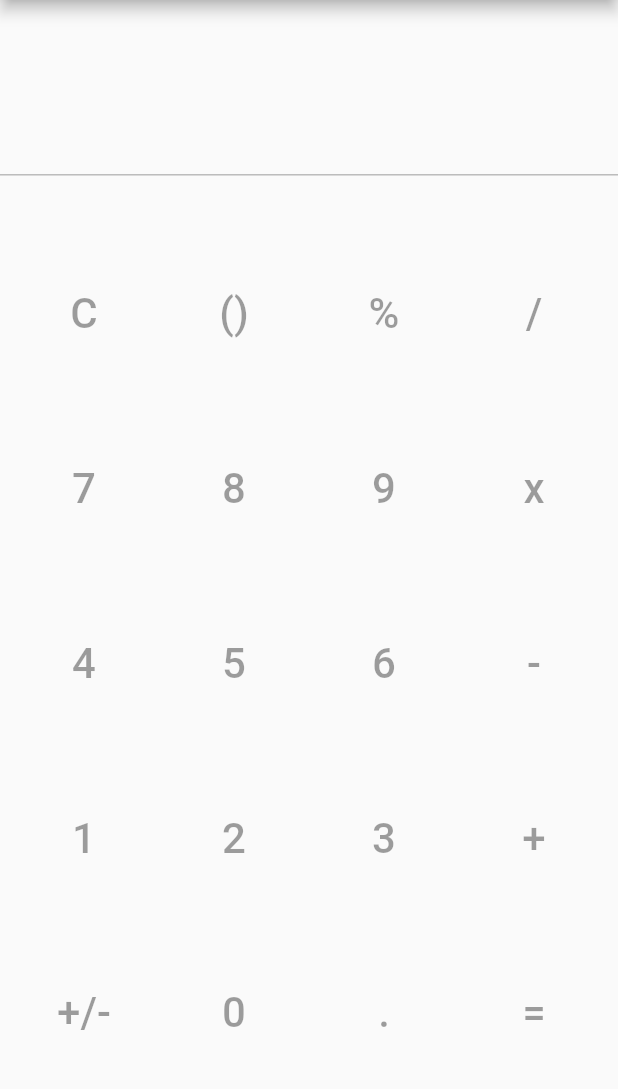
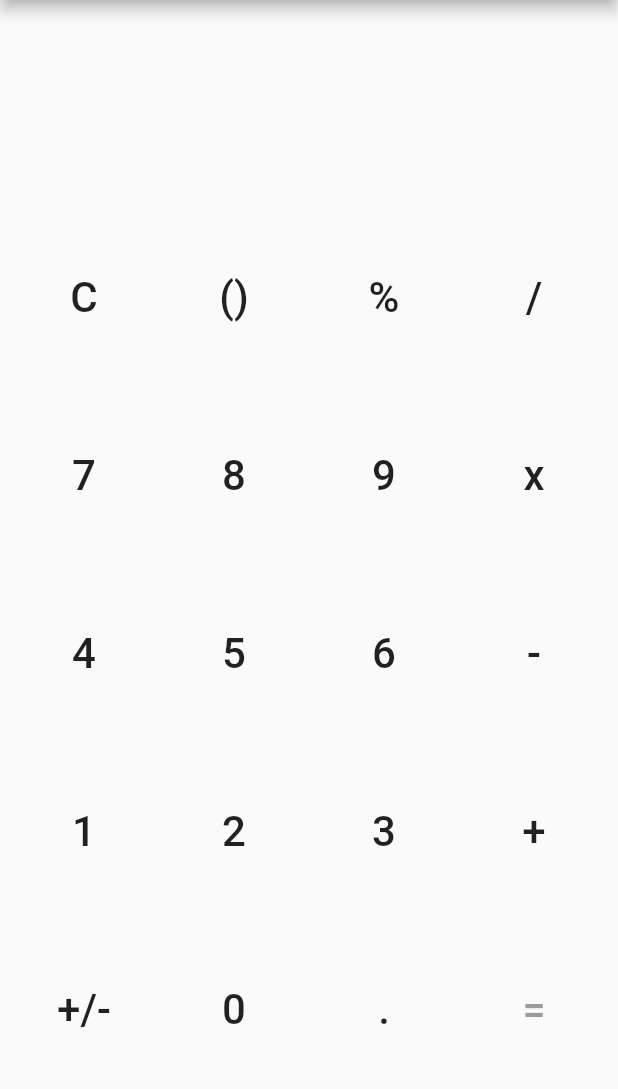
Before and after one commit to atharvafj/Flutter-Mini-Proj-2, a Flutter app: the screen it shows after launch, on a phone screen of 412 x 824 dp, the part 84-1173 px from its top. Run offline on Flutter 3.47's test engine with Material 2 defaults, Android fonts, the phone set to English and light mode, and no system bars.

Commit message:
Displaying text without adding functionality

```diff
--- a/lib/main.dart
+++ b/lib/main.dart
@@ -8,11 +8,32 @@ class MyApp extends StatelessWidget {
     return MaterialApp(
       title: 'Calculator App',
       home: MyHomePage(),
+      theme: new ThemeData.light(),
     );
   }
 }
 
-class MyHomePage extends StatelessWidget {
+class MyHomePage extends StatefulWidget {
+  @override
+  _MyHomePageState createState() => _MyHomePageState();
+}
+
+class _MyHomePageState extends State<MyHomePage> {
+  String show="";
+  int counter=1;
+  newDigit(String str){
+    setState(() {
+      if (str=="()"){
+        if (counter%2!=0){str="(";}
+        else str=")";
+        counter+=1;
+        }
+        if(str=="C"){show="";}
+        else {show=show+str;}
+
+    });
+  }
+
   @override
   Widget build(BuildContext context) {
     return Scaffold(
@@ -25,50 +46,50 @@ class MyHomePage extends StatelessWidget {
         children: <Widget>[//text will be displayed. Each row will have 4 flatbuttons.
           Container(
             width: double.infinity,
-            child: TextField(enabled: false,),
+            child: Text(show,style: TextStyle(fontSize: 28),)
           ),
           Row(//row number 1
           mainAxisAlignment: MainAxisAlignment.spaceEvenly,
             children: <Widget>[
-              FlatButton(onPressed: null, child:Text("C",style: TextStyle(fontSize: 28),)),
-              FlatButton(onPressed: null, child:Text("()",style: TextStyle(fontSize: 28),)),
-              FlatButton(onPressed: null, child:Text("%",style: TextStyle(fontSize: 28),)),
-              FlatButton(onPressed: null, child:Text("/",style: TextStyle(fontSize: 28),)),
+              FlatButton(onPressed: (){newDigit("C");}, child:Text("C",style: TextStyle(fontSize: 28),)),
+              FlatButton(onPressed: (){newDigit("()");}, child:Text("()",style:TextStyle(fontSize: 28),)),
+              FlatButton(onPressed: (){newDigit("%");}, child:Text("%",style: TextStyle(fontSize: 28),)),
+              FlatButton(onPressed: (){newDigit("/");}, child:Text("/",style: TextStyle(fontSize: 28),)),
             ],
           ),
           Row(//row number 2
           mainAxisAlignment: MainAxisAlignment.spaceEvenly,
             children: <Widget>[
-              FlatButton(onPressed: null, child:Text("7",style: TextStyle(fontSize: 28),)),
-              FlatButton(onPressed: null, child:Text("8",style: TextStyle(fontSize: 28),)),
-              FlatButton(onPressed: null, child:Text("9",style: TextStyle(fontSize: 28),)),
-              FlatButton(onPressed: null, child:Text("x",style: TextStyle(fontSize: 28),)),
+              FlatButton(onPressed: (){newDigit("7");}, child:Text("7",style: TextStyle(fontSize: 28),)),
+              FlatButton(onPressed: (){newDigit("8");}, child:Text("8",style: TextStyle(fontSize: 28),)),
+              FlatButton(onPressed: (){newDigit("9");}, child:Text("9",style: TextStyle(fontSize: 28),)),
+              FlatButton(onPressed: (){newDigit("x");}, child:Text("x",style: TextStyle(fontSize: 28),)),
             ],
           ),
           Row(//row number 3
           mainAxisAlignment: MainAxisAlignment.spaceEvenly,
             children: <Widget>[
-              FlatButton(onPressed: null, child:Text("4",style: TextStyle(fontSize: 28),)),
-              FlatButton(onPressed: null, child:Text("5",style: TextStyle(fontSize: 28),)),
-              FlatButton(onPressed: null, child:Text("6",style: TextStyle(fontSize: 28),)),
-              FlatButton(onPressed: null, child:Text("-",style: TextStyle(fontSize: 28),)),
+              FlatButton(onPressed: (){newDigit("4");}, child:Text("4",style: TextStyle(fontSize: 28),)),
+              FlatButton(onPressed: (){newDigit("5");}, child:Text("5",style: TextStyle(fontSize: 28),)),
+              FlatButton(onPressed: (){newDigit("6");}, child:Text("6",style: TextStyle(fontSize: 28),)),
+              FlatButton(onPressed: (){newDigit("-");}, child:Text("-",style: TextStyle(fontSize: 28),)),
             ],
           ),
           Row(//row number 4
           mainAxisAlignment: MainAxisAlignment.spaceEvenly,
             children: <Widget>[
-              FlatButton(onPressed: null, child:Text("1",style: TextStyle(fontSize: 28),)),
-              FlatButton(onPressed: null, child:Text("2",style: TextStyle(fontSize: 28),)),
-              FlatButton(onPressed: null, child:Text("3",style: TextStyle(fontSize: 28),)),
-              FlatButton(onPressed: null, child:Text("+",style: TextStyle(fontSize: 28),)),
+              FlatButton(onPressed: (){newDigit("1");}, child:Text("1",style: TextStyle(fontSize: 28),)),
+              FlatButton(onPressed: (){newDigit("2");}, child:Text("2",style: TextStyle(fontSize: 28),)),
+              FlatButton(onPressed: (){newDigit("3");}, child:Text("3",style: TextStyle(fontSize: 28),)),
+              FlatButton(onPressed: (){newDigit("+");}, child:Text("+",style: TextStyle(fontSize: 28),)),
             ],
           ),
           Row(//row number 5
           mainAxisAlignment: MainAxisAlignment.spaceEvenly,
             children: <Widget>[
-              FlatButton(onPressed: null, child:Text("+/-",style: TextStyle(fontSize: 28),)),
-              FlatButton(onPressed: null, child:Text("0",style: TextStyle(fontSize: 28),)),
-              FlatButton(onPressed: null, child:Text(".",style: TextStyle(fontSize: 28),)),
+              FlatButton(onPressed: (){newDigit("-");}, child:Text("+/-",style: TextStyle(fontSize: 28),)),
+              FlatButton(onPressed: (){newDigit("0");}, child:Text("0",style: TextStyle(fontSize: 28),)),
+              FlatButton(onPressed: (){newDigit(".");}, child:Text(".",style: TextStyle(fontSize: 28),)),
               FlatButton(onPressed: null, child:Text("=",style: TextStyle(fontSize: 28),)),
             ],
           ),
```
